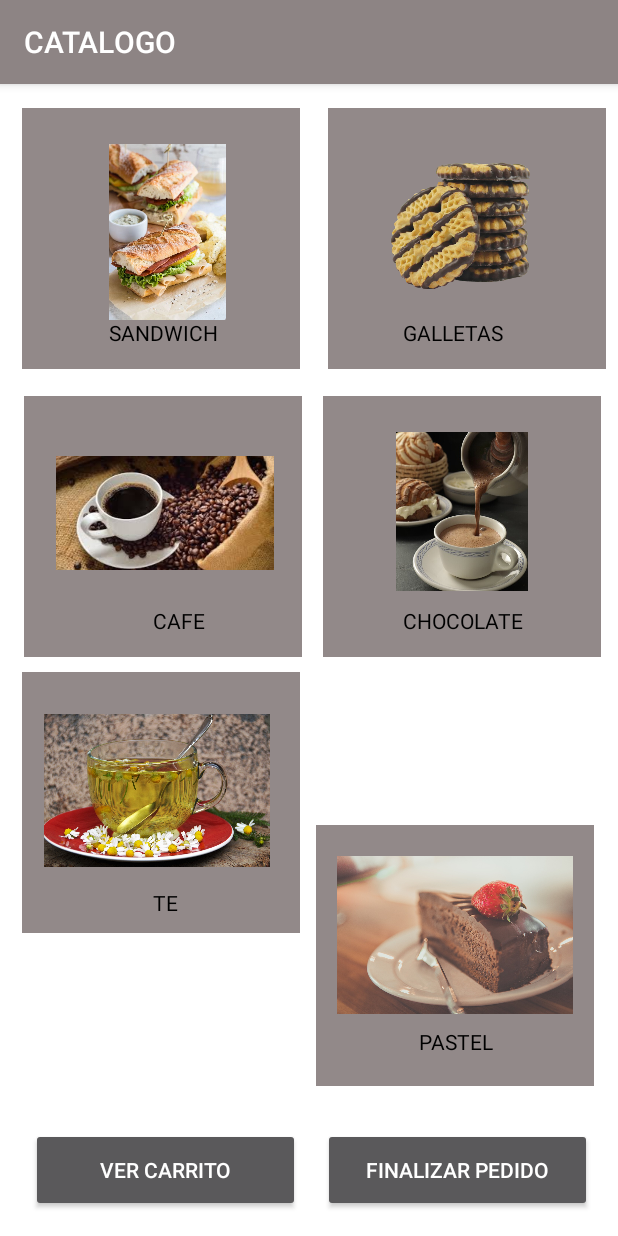
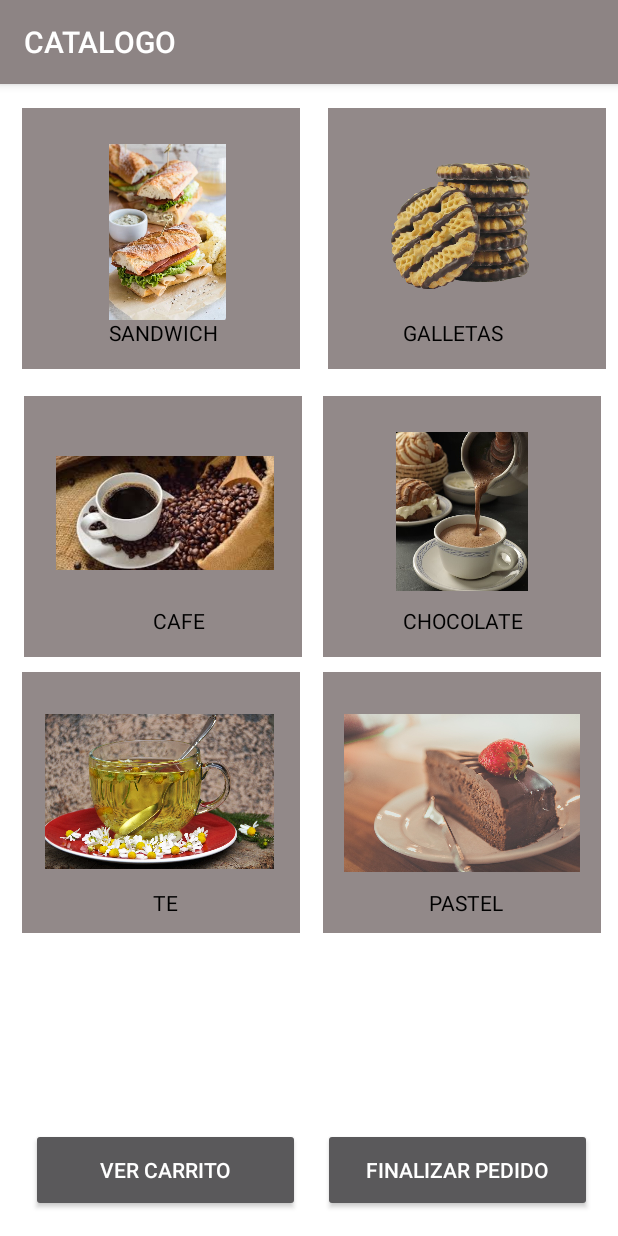
Before and after one commit to Jose117053/Tarea02, an Android app: the Menu screen opened directly, with no data from a screen before it, on a phone screen of 412 x 824 dp. Run offline under Robolectric (Android 15) with nearby library versions, the light colour scheme and no system bars.

Commit message:
detalles del menu

```diff
--- a/app/src/main/res/layout/activity_menu.xml
+++ b/app/src/main/res/layout/activity_menu.xml
@@ -52,25 +52,25 @@
         android:id="@+id/view4"
         android:layout_width="185dp"
         android:layout_height="174dp"
-        android:layout_marginBottom="100dp"
+        android:layout_marginTop="448dp"
         android:background="#FFFFFF"
         android:backgroundTint="#928989"
         android:foregroundTint="#020202"
         android:visibility="visible"
-        app:layout_constraintBottom_toBottomOf="parent"
         app:layout_constraintEnd_toEndOf="parent"
-        app:layout_constraintHorizontal_bias="0.929"
-        app:layout_constraintStart_toStartOf="parent" />
+        app:layout_constraintHorizontal_bias="0.951"
+        app:layout_constraintStart_toStartOf="parent"
+        app:layout_constraintTop_toTopOf="parent" />
 
     <ImageView
         android:id="@+id/imageView3"
         android:layout_width="185dp"
         android:layout_height="105dp"
-        android:layout_marginBottom="148dp"
-        app:layout_constraintBottom_toBottomOf="parent"
+        android:layout_marginTop="476dp"
         app:layout_constraintEnd_toEndOf="parent"
-        app:layout_constraintHorizontal_bias="0.929"
+        app:layout_constraintHorizontal_bias="0.951"
         app:layout_constraintStart_toStartOf="parent"
+        app:layout_constraintTop_toTopOf="parent"
         app:srcCompat="@drawable/pastel" />
 
     <View
@@ -154,8 +154,8 @@
 
     <ImageView
         android:id="@+id/imageView2"
-        android:layout_width="165dp"
-        android:layout_height="102dp"
+        android:layout_width="170dp"
+        android:layout_height="103dp"
         android:layout_marginTop="476dp"
         app:layout_constraintEnd_toEndOf="parent"
         app:layout_constraintHorizontal_bias="0.089"
@@ -237,15 +237,15 @@
         android:id="@+id/sandwich6"
         android:layout_width="wrap_content"
         android:layout_height="wrap_content"
-        android:layout_marginBottom="120dp"
+        android:layout_marginTop="592dp"
         android:backgroundTint="#000000"
         android:shadowColor="#020202"
         android:text="PASTEL"
         android:textColor="#000000"
-        app:layout_constraintBottom_toBottomOf="parent"
         app:layout_constraintEnd_toEndOf="parent"
-        app:layout_constraintHorizontal_bias="0.77"
-        app:layout_constraintStart_toStartOf="parent" />
+        app:layout_constraintHorizontal_bias="0.789"
+        app:layout_constraintStart_toStartOf="parent"
+        app:layout_constraintTop_toTopOf="parent" />
 
     <ImageView
         android:id="@+id/imageView"
```
